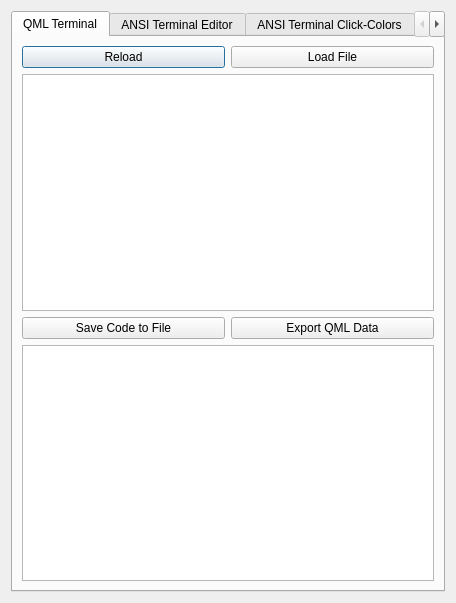
First picture: the form in developeroptions.ui, repository jirimaier/DataPlotter, before the edit.
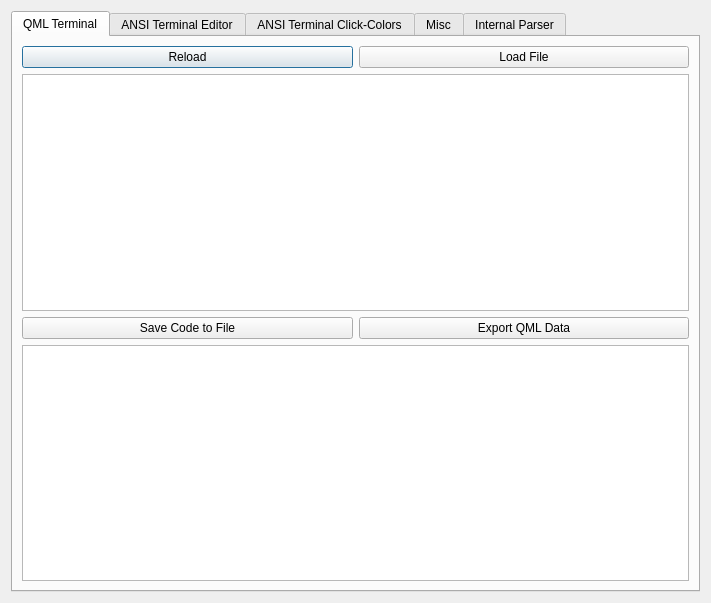
Second picture: the form after the edit. The open tabs and pages were chosen to show the change. Icons and pictures are not drawn.

Patch:
```diff
--- a/developeroptions.ui
+++ b/developeroptions.ui
@@ -6,7 +6,7 @@
    <rect>
     <x>0</x>
     <y>0</y>
-    <width>456</width>
+    <width>711</width>
     <height>603</height>
    </rect>
   </property>
```
Left out of the diff: 7 changed lines with no effect on the pictures.
